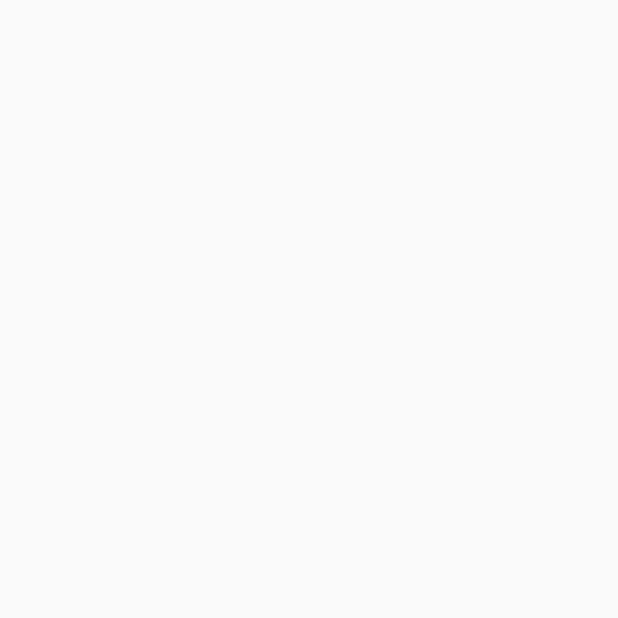
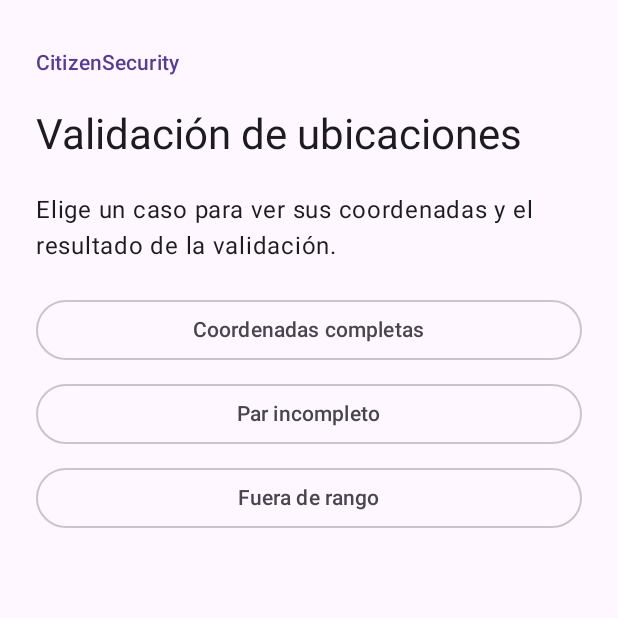
Before and after one commit to Spidey123134/citizensecurity, an Android app built with Jetpack Compose: the screen it shows after launch (MainActivity), on a phone screen of 412 x 824 dp, the top half of it. Before the commit the part shown is empty. Run offline under Robolectric (Android 15) with nearby library versions, the phone set to English and light mode, and no system bars.

Commit message:
Crear demo de Jetpack Compose para validar ubicaciones
Parte de v0.2.0 y retoma la organización de pantallas de la beta. Reemplaza el layout XML de la actividad con Compose y muestra los tres casos del validador existente.

```diff
--- a/app/build.gradle.kts
+++ b/app/build.gradle.kts
@@ -10,11 +10,11 @@ android {
     }
     buildToolsVersion = "37.0.0"
     defaultConfig {
-        applicationId = "com.example.citizensecurity"
+        applicationId = "com.example.citizensecurity.composedemo"
         minSdk = 26
         targetSdk = 37
         versionCode = 2
-        versionName = "0.2.0"
+        versionName = "0.2.0-compose-demo"
     }
     buildFeatures { compose = true }
     compileOptions {
--- a/app/src/main/kotlin/com/example/citizensecurity/MainActivity.kt
+++ b/app/src/main/kotlin/com/example/citizensecurity/MainActivity.kt
@@ -1,11 +1,37 @@
 package com.example.citizensecurity
 
-import android.app.Activity
 import android.os.Bundle
+import androidx.activity.ComponentActivity
+import androidx.activity.compose.setContent
+import androidx.activity.enableEdgeToEdge
+import androidx.compose.foundation.isSystemInDarkTheme
+import androidx.compose.material3.MaterialTheme
+import androidx.compose.material3.darkColorScheme
+import androidx.compose.material3.lightColorScheme
+import androidx.compose.ui.graphics.Color
+import com.example.citizensecurity.navigation.Navigation
 
-class MainActivity : Activity() {
+class MainActivity : ComponentActivity() {
     override fun onCreate(savedInstanceState: Bundle?) {
         super.onCreate(savedInstanceState)
-        setContentView(R.layout.activity_main)
+        enableEdgeToEdge()
+        setContent {
+            val colors = if (isSystemInDarkTheme()) DarkColors else LightColors
+            MaterialTheme(colorScheme = colors) {
+                Navigation()
+            }
+        }
     }
 }
+
+private val LightColors = lightColorScheme(
+    primary = Color(0xFF593C91),
+    primaryContainer = Color(0xFFEDDDFF),
+    onPrimaryContainer = Color(0xFF25104A),
+)
+
+private val DarkColors = darkColorScheme(
+    primary = Color(0xFFD7BFFF),
+    primaryContainer = Color(0xFF442A72),
+    onPrimaryContainer = Color(0xFFEDDDFF),
+)
--- /dev/null
+++ b/app/src/main/kotlin/com/example/citizensecurity/navigation/Navigation.kt
@@ -0,0 +1,32 @@
+package com.example.citizensecurity.navigation
+
+import androidx.activity.compose.BackHandler
+import androidx.compose.foundation.layout.fillMaxSize
+import androidx.compose.foundation.layout.padding
+import androidx.compose.material3.Scaffold
+import androidx.compose.runtime.Composable
+import androidx.compose.runtime.getValue
+import androidx.compose.runtime.mutableStateOf
+import androidx.compose.runtime.saveable.rememberSaveable
+import androidx.compose.runtime.setValue
+import androidx.compose.ui.Modifier
+import com.example.citizensecurity.screen.Home
+import com.example.citizensecurity.screen.LocationExample
+import com.example.citizensecurity.screen.ReportDetails
+
+@Composable
+internal fun Navigation() {
+    var selectedExample by rememberSaveable { mutableStateOf<LocationExample?>(null) }
+    val example = selectedExample
+
+    BackHandler(enabled = example != null) { selectedExample = null }
+
+    Scaffold { insets ->
+        val screen = Modifier.fillMaxSize().padding(insets)
+        if (example == null) {
+            Home(onExampleSelected = { selectedExample = it }, modifier = screen)
+        } else {
+            ReportDetails(example = example, onBack = { selectedExample = null }, modifier = screen)
+        }
+    }
+}
--- /dev/null
+++ b/app/src/main/kotlin/com/example/citizensecurity/screen/Home.kt
@@ -0,0 +1,39 @@
+package com.example.citizensecurity.screen
+
+import androidx.compose.foundation.layout.Arrangement
+import androidx.compose.foundation.layout.Column
+import androidx.compose.foundation.layout.fillMaxWidth
+import androidx.compose.foundation.layout.padding
+import androidx.compose.foundation.rememberScrollState
+import androidx.compose.foundation.verticalScroll
+import androidx.compose.material3.MaterialTheme
+import androidx.compose.material3.OutlinedButton
+import androidx.compose.material3.Text
+import androidx.compose.runtime.Composable
+import androidx.compose.ui.Modifier
+import androidx.compose.ui.semantics.heading
+import androidx.compose.ui.semantics.semantics
+import androidx.compose.ui.unit.dp
+
+@Composable
+internal fun Home(onExampleSelected: (LocationExample) -> Unit, modifier: Modifier = Modifier) {
+    Column(
+        modifier = modifier.verticalScroll(rememberScrollState()).padding(horizontal = 24.dp, vertical = 32.dp),
+        verticalArrangement = Arrangement.spacedBy(20.dp),
+    ) {
+        Text("CitizenSecurity", style = MaterialTheme.typography.labelLarge, color = MaterialTheme.colorScheme.primary)
+        Text(
+            "Validación de ubicaciones",
+            modifier = Modifier.semantics { heading() },
+            style = MaterialTheme.typography.headlineMedium,
+        )
+        Text("Elige un caso para ver sus coordenadas y el resultado de la validación.")
+        Column(verticalArrangement = Arrangement.spacedBy(8.dp)) {
+            LocationExample.entries.forEach { example ->
+                OutlinedButton(onClick = { onExampleSelected(example) }, modifier = Modifier.fillMaxWidth()) {
+                    Text(example.title)
+                }
+            }
+        }
+    }
+}
--- /dev/null
+++ b/app/src/main/kotlin/com/example/citizensecurity/screen/LocationExample.kt
@@ -0,0 +1,28 @@
+package com.example.citizensecurity.screen
+
+import com.example.citizensecurity.domain.IncidentType
+import com.example.citizensecurity.domain.NewReport
+import com.example.citizensecurity.domain.Priority
+import com.example.citizensecurity.domain.ReportLocation
+import com.example.citizensecurity.domain.ReportValidator
+import com.example.citizensecurity.domain.ValidationErrors
+import java.time.Instant
+
+internal enum class LocationExample(val title: String, val location: ReportLocation) {
+    COMPLETE("Coordenadas completas", ReportLocation(latitude = 19.4326077, longitude = -99.1332088)),
+    INCOMPLETE("Par incompleto", ReportLocation(latitude = 19.4326077)),
+    OUT_OF_RANGE("Fuera de rango", ReportLocation(latitude = 91.0, longitude = -99.1332088));
+
+    fun validate(): ValidationErrors {
+        val draft = NewReport(
+            type = IncidentType.RISK,
+            priority = Priority.MEDIUM,
+            description = "Hay una luminaria dañada frente al parque.",
+            occurredAt = EXAMPLE_TIME,
+            location = location,
+        )
+        return ReportValidator().validate(draft, EXAMPLE_TIME)
+    }
+}
+
+private val EXAMPLE_TIME = Instant.parse("2026-10-02T23:30:00Z")
--- a/app/src/main/res/layout/activity_main.xml
+++ /dev/null
@@ -1,5 +0,0 @@
-<?xml version="1.0" encoding="utf-8"?>
-<FrameLayout xmlns:android="http://schemas.android.com/apk/res/android"
-    android:id="@+id/main_container"
-    android:layout_width="match_parent"
-    android:layout_height="match_parent" />
--- a/app/src/main/res/values/strings.xml
+++ b/app/src/main/res/values/strings.xml
@@ -1,3 +1,3 @@
 <resources>
-    <string name="app_name">CITIZENSECURITY</string>
+    <string name="app_name">CitizenSecurity Demo Compose</string>
 </resources>
```
Also changed, not shown: app/src/main/kotlin/com/example/citizensecurity/screen/ReportDetails.kt (added, +55 -0 lines), 3 other files.
